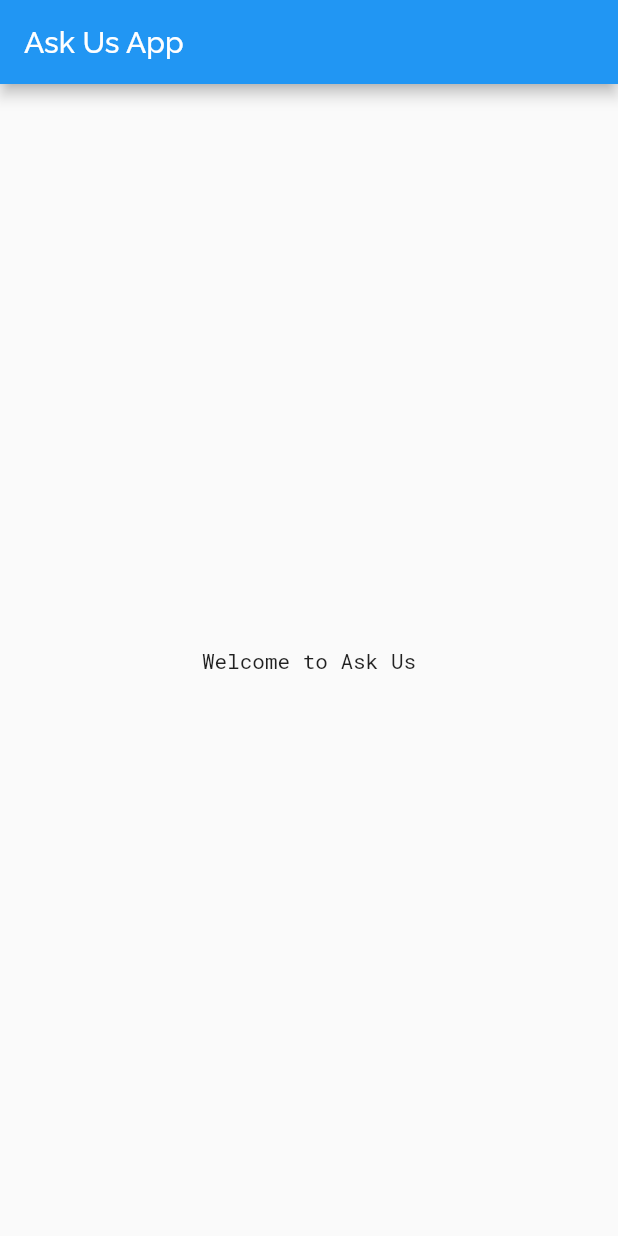
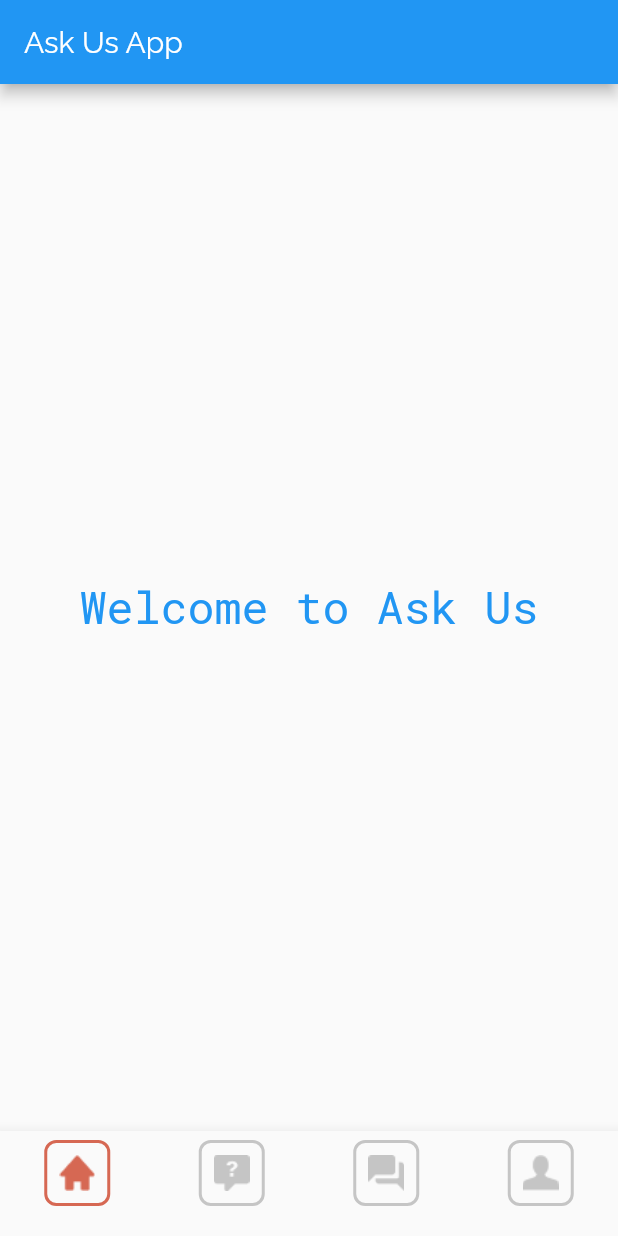
Before and after one commit to opencodeiiita/Ask-Us-Frontend, a Flutter app: the screen it shows after launch, on a phone screen of 412 x 824 dp. Run offline on Flutter 3.47's test engine with Material 2 defaults, Android fonts, the phone set to English and light mode, and no system bars.

Commit message:
Bottom navigation bar done

```diff
--- a/lib/main.dart
+++ b/lib/main.dart
@@ -1,12 +1,10 @@
 // ASK US APP
 
-import 'package:ask_us/answer_screen.dart';
+import 'package:ask_us/widget/bottom_navigation_bar.dart';
 import 'package:flutter/material.dart';
 
 void main() {
-
   runApp(MyApp());
-
 }
 
 class MyApp extends StatelessWidget {
@@ -37,14 +35,13 @@ class _HomePageState extends State<HomePage> {
       ),
       body: Center(
         child: Text('Welcome to Ask Us',
-        style: TextStyle(fontFamily: 'RobotoMono'),
-
-          style: TextStyle(
+        style: TextStyle(fontFamily: 'RobotoMono',
             fontSize: 30,
             color: Colors.blue,
           ),
         ),
       ),
+      bottomNavigationBar: BottomNavigationBarWidget(),
     );
   }
 }
--- /dev/null
+++ b/lib/widget/bottom_navigation_bar.dart
@@ -0,0 +1,197 @@
+import 'package:flutter/material.dart';
+
+class BottomNavigationBarWidget extends StatefulWidget {
+  const BottomNavigationBarWidget({Key? key}) : super(key: key);
+
+  @override
+  _BottomNavigationBarWidgetState createState() =>
+      _BottomNavigationBarWidgetState();
+}
+
+class _BottomNavigationBarWidgetState extends State<BottomNavigationBarWidget> {
+  Color activeColor = Color(0xffD66853);
+  Color inactiveColor = Color(0xffC5C5C5);
+  int _selectedIndex = 0;
+  static const List<Widget> _widgetOptions = <Widget>[
+    Text('Home Page',
+        style: TextStyle(fontSize: 35, fontWeight: FontWeight.bold)),
+    Text('Search Page',
+        style: TextStyle(fontSize: 35, fontWeight: FontWeight.bold)),
+    Text('Profile Page',
+        style: TextStyle(fontSize: 35, fontWeight: FontWeight.bold)),
+  ];
+
+  @override
+  Widget build(BuildContext context) {
+    return BottomNavigationBar(
+        currentIndex: _selectedIndex,
+        selectedFontSize: 12,
+        unselectedFontSize: 12,
+        type: BottomNavigationBarType.fixed,
+        onTap: (v) {
+          setState(() {
+            _selectedIndex = v;
+          });
+        },
+        items: [
+          BottomNavigationBarItem(
+            label: '',
+            activeIcon: Container(
+              padding: EdgeInsets.all(8),
+              decoration: BoxDecoration(
+                border: Border.all(
+                  color: activeColor,
+                  width: 2,
+                ),
+                borderRadius: BorderRadius.all(
+                  Radius.circular(
+                    8,
+                  ),
+                ),
+              ),
+              child: ImageIcon(
+                AssetImage("assets/icons/home.png"),
+                color: activeColor,
+              ),
+            ),
+            icon: Container(
+              padding: EdgeInsets.all(8),
+              decoration: BoxDecoration(
+                border: Border.all(
+                  color: inactiveColor,
+                  width: 2,
+                ),
+                borderRadius: BorderRadius.all(
+                  Radius.circular(
+                    8,
+                  ),
+                ),
+              ),
+              child: ImageIcon(
+                AssetImage("assets/icons/home.png"),
+                color: inactiveColor,
+              ),
+            ),
+          ),
+          BottomNavigationBarItem(
+            label: '',
+            activeIcon: Container(
+              padding: EdgeInsets.all(8),
+              decoration: BoxDecoration(
+                border: Border.all(
+                  color: activeColor,
+                  width: 2,
+                ),
+                borderRadius: BorderRadius.all(
+                  Radius.circular(
+                    8,
+                  ),
+                ),
+              ),
+              child: ImageIcon(
+                AssetImage("assets/icons/help.png"),
+                color: activeColor,
+              ),
+            ),
+            icon: Container(
+              padding: EdgeInsets.all(8),
+              decoration: BoxDecoration(
+                border: Border.all(
+                  color: inactiveColor,
+                  width: 2,
+                ),
+                borderRadius: BorderRadius.all(
+                  Radius.circular(
+                    8,
+                  ),
+                ),
+              ),
+              child: ImageIcon(
+                AssetImage("assets/icons/help.png"),
+                color: inactiveColor,
+              ),
+            ),
+          ),
+          BottomNavigationBarItem(
+            label: '',
+            activeIcon: Container(
+              padding: EdgeInsets.all(8),
+              decoration: BoxDecoration(
+                border: Border.all(
+                  color: activeColor,
+                  width: 2,
+                ),
+                borderRadius: BorderRadius.all(
+                  Radius.circular(
+                    8,
+                  ),
+                ),
+              ),
+              child: ImageIcon(
+                AssetImage("assets/icons/answer.png"),
+                color: activeColor,
+              ),
+            ),
+            icon: Container(
+              padding: EdgeInsets.all(8),
+              decoration: BoxDecoration(
+                border: Border.all(
+                  color: inactiveColor,
+                  width: 2,
+                ),
+                borderRadius: BorderRadius.all(
+                  Radius.circular(
+                    8,
+                  ),
+                ),
+              ),
+              child: ImageIcon(
+                AssetImage("assets/icons/answer.png"),
+                color: inactiveColor,
+              ),
+            ),
+          ),
+          BottomNavigationBarItem(
+            label: '',
+            activeIcon: Container(
+              padding: EdgeInsets.all(8),
+              decoration: BoxDecoration(
+                border: Border.all(
+                  color: activeColor,
+                  width: 2,
+                ),
+                borderRadius: BorderRadius.all(
+                  Radius.circular(
+                    8,
+                  ),
+                ),
+              ),
+              child: ImageIcon(
+                AssetImage("assets/icons/profile.png"),
+                color: activeColor,
+              ),
+            ),
+            icon: Container(
+              padding: EdgeInsets.all(8),
+              decoration: BoxDecoration(
+                border: Border.all(
+                  color: inactiveColor,
+                  width: 2,
+                ),
+                borderRadius: BorderRadius.all(
+                  Radius.circular(
+                    8,
+                  ),
+                ),
+              ),
+              child: ImageIcon(
+                AssetImage("assets/icons/profile.png"),
+                color: inactiveColor,
+              ),
+            ),
+          ),
+        ],
+
+    );
+  }
+}
```
Also changed, not shown: pubspec.yaml (+4 -4 lines), assets/icons/answer.png (added), assets/icons/help.png (added), assets/icons/home.png (added), assets/icons/profile.png (added).
